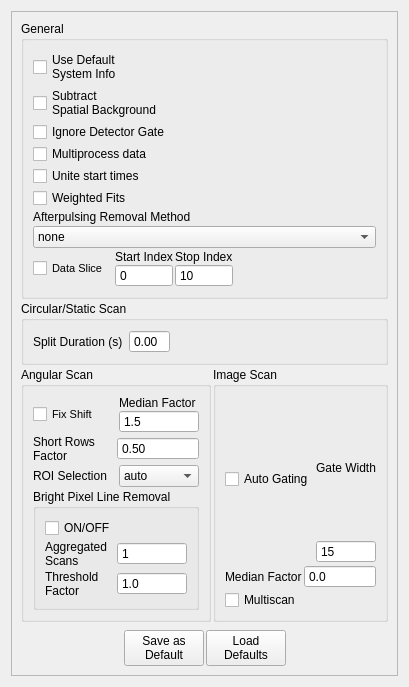
The window that gui/optionswindow.ui (Th3Tr00p3r/gSTED-sFCS) describes before a commit, drawn with Qt 5.
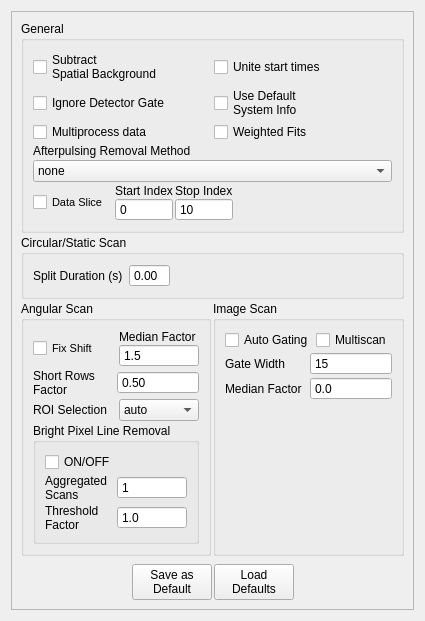
The same window after the commit.

Commit message: Adds color marking for repeated (alignment) and final alignent measurements, to avoid mistakingly making a long alignment measurement in place of a 'regular' one.

Patch:
```diff
--- a/gui/optionswindow.ui
+++ b/gui/optionswindow.ui
@@ -6,8 +6,8 @@
    <rect>
     <x>0</x>
     <y>0</y>
-    <width>382</width>
-    <height>604</height>
+    <width>375</width>
+    <height>581</height>
    </rect>
   </property>
   <property name="windowTitle">
@@ -34,21 +34,10 @@
         <property name="title">
          <string>General</string>
         </property>
-        <layout class="QVBoxLayout" name="verticalLayout_3">
+        <layout class="QVBoxLayout" name="verticalLayout_2">
          <property name="spacing">
           <number>2</number>
          </property>
-         <item>
-          <widget class="QCheckBox" name="useDefaultSysInfo">
-           <property name="toolTip">
-            <string>Use default system info instead of that saved in the file.</string>
-           </property>
-           <property name="text">
-            <string>Use Default
-System Info</string>
-           </property>
-          </widget>
-         </item>
          <item>
           <layout class="QHBoxLayout" name="horizontalLayout_8">
            <property name="spacing">
@@ -65,8 +54,20 @@
              </property>
             </widget>
            </item>
+           <item>
+            <widget class="QCheckBox" name="shouldUniteStartTimes">
+             <property name="toolTip">
+              <string>Combine measurements with identical templates except for the start time.</string>
+             </property>
+             <property name="text">
+              <string>Unite start times</string>
+             </property>
+            </widget>
+           </item>
           </layout>
          </item>
+         <item>
+          <layout class="QHBoxLayout" name="horizontalLayout_15">
          <item>
           <widget class="QCheckBox" name="ignoreHardGate">
            <property name="text">
@@ -75,6 +76,21 @@
           </widget>
          </item>
          <item>
+            <widget class="QCheckBox" name="useDefaultSysInfo">
+             <property name="toolTip">
+              <string>Use default system info instead of that saved in the file.</string>
+             </property>
+             <property name="text">
+              <string>Use Default
+System Info</string>
+             </property>
+            </widget>
+           </item>
+          </layout>
+         </item>
+         <item>
+          <layout class="QHBoxLayout" name="horizontalLayout_16">
+           <item>
           <widget class="QCheckBox" name="useMultiProcessing">
            <property name="toolTip">
             <string>Use multiple cores where deemed effective</string>
@@ -84,16 +100,6 @@
            </property>
           </widget>
          </item>
-         <item>
-          <widget class="QCheckBox" name="shouldUniteStartTimes">
-           <property name="toolTip">
-            <string>Combine measurements with identical templates except for the start time.</string>
-           </property>
-           <property name="text">
-            <string>Unite start times</string>
-           </property>
-          </widget>
-         </item>
          <item>
           <widget class="QCheckBox" name="weightedFits">
            <property name="toolTip">
@@ -104,6 +110,8 @@
            </property>
           </widget>
          </item>
+          </layout>
+         </item>
          <item>
           <layout class="QVBoxLayout" name="verticalLayout_4">
            <property name="spacing">
@@ -561,9 +569,21 @@
               </widget>
              </item>
              <item>
-              <layout class="QVBoxLayout" name="verticalLayout_2">
+              <widget class="QCheckBox" name="ImgMultiScan">
+               <property name="toolTip">
+                <string>Treat each plane as a re-scan.</string>
+               </property>
+               <property name="text">
+                <string>Multiscan</string>
+               </property>
+              </widget>
+             </item>
+            </layout>
+           </item>
+           <item>
+            <layout class="QHBoxLayout" name="horizontalLayout_14">
                <property name="spacing">
-                <number>0</number>
+              <number>2</number>
                </property>
                <item>
                 <widget class="QLabel" name="label_3">
@@ -591,8 +611,6 @@
                </item>
               </layout>
              </item>
-            </layout>
-           </item>
            <item>
             <layout class="QHBoxLayout" name="horizontalLayout_4">
              <property name="spacing">
@@ -627,14 +645,20 @@
             </layout>
            </item>
            <item>
-            <widget class="QCheckBox" name="ImgMultiScan">
-             <property name="toolTip">
-              <string>Treat each plane as a re-scan.</string>
+            <spacer name="verticalSpacer_2">
+             <property name="orientation">
+              <enum>Qt::Vertical</enum>
              </property>
-             <property name="text">
-              <string>Multiscan</string>
+             <property name="sizeType">
+              <enum>QSizePolicy::MinimumExpanding</enum>
              </property>
-            </widget>
+             <property name="sizeHint" stdset="0">
+              <size>
+               <width>20</width>
+               <height>6</height>
+              </size>
+             </property>
+            </spacer>
            </item>
           </layout>
          </widget>
```
Lines whose indentation alone changed are shown as unchanged. The commit also changes 2 other files.
